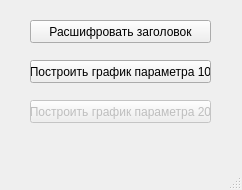
Old version of the form mainwindow.ui in the repository bionic-beaver-ikt/frd-decoder.
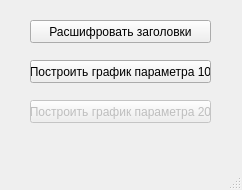
New version of the form.

Commit message: Добавлен значок, описание. Исправлены заголовки и MessageBox

The edit to the form file:
```diff
--- a/mainwindow.ui
+++ b/mainwindow.ui
@@ -24,7 +24,7 @@
      </rect>
     </property>
     <property name="text">
-     <string>Расшифровать заголовок</string>
+     <string>Расшифровать заголовки</string>
     </property>
    </widget>
    <widget class="QPushButton" name="graph10">
```
Left out of the diff: 2 changed lines with no effect on the pictures. The commit also changes 7 other files.
